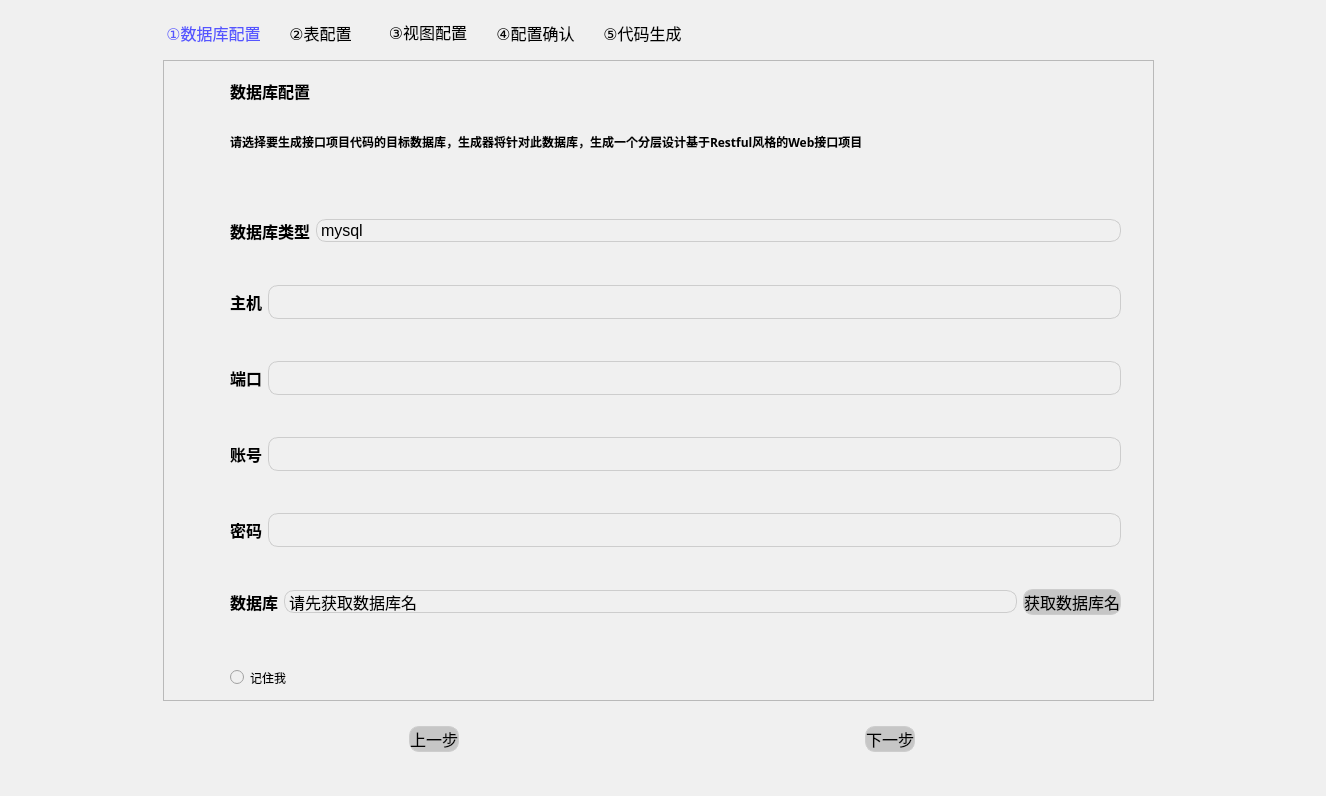
First picture: the form in app/ui/MainWindow.ui, repository ncepu-iDealStudio/Flask_RESTfulAPI_Codegen_Application, before the edit.
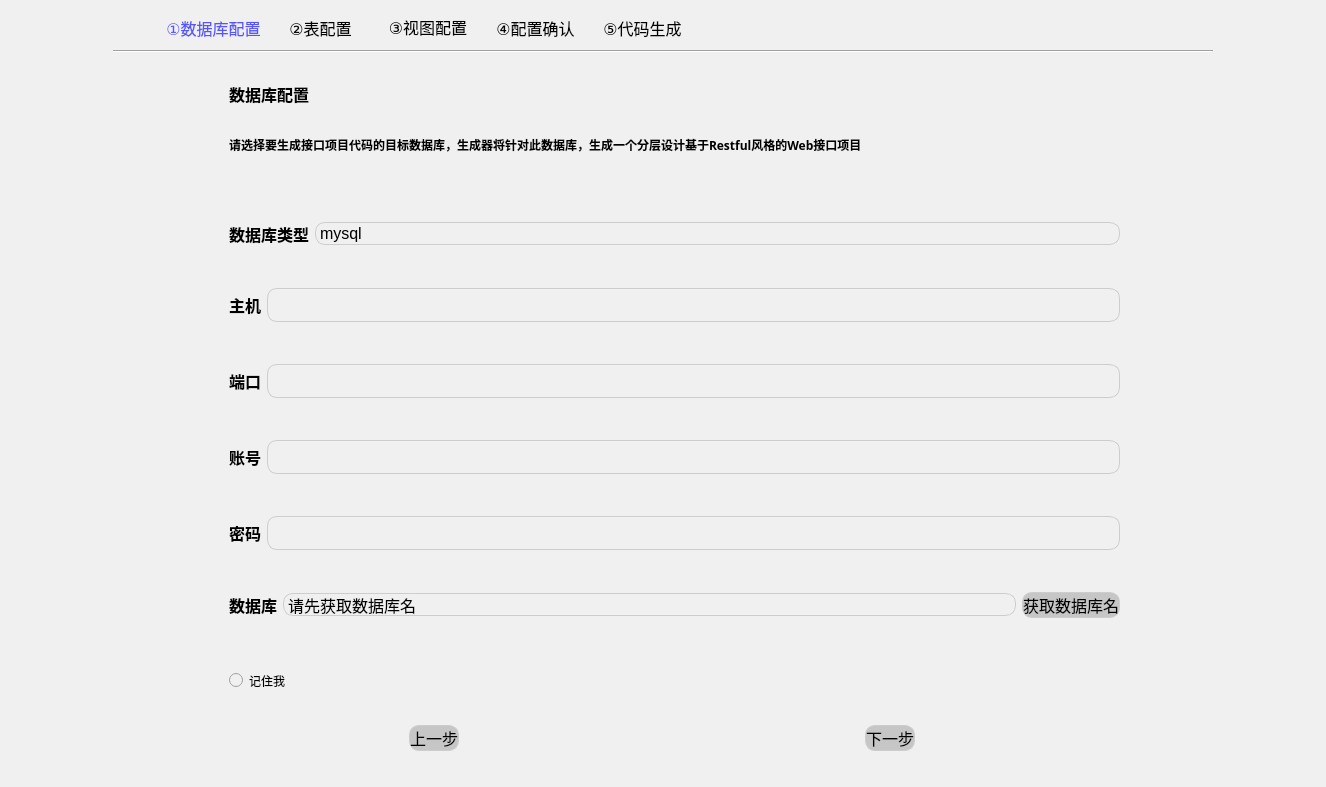
Second picture: the form after the edit. The open tabs and pages were chosen to show the change. Icons and pictures are not drawn.

Commit message: 界面美化

```diff
--- a/app/ui/MainWindow.ui
+++ b/app/ui/MainWindow.ui
@@ -7,7 +7,7 @@
     <x>0</x>
     <y>0</y>
     <width>1326</width>
-    <height>796</height>
+    <height>787</height>
    </rect>
   </property>
   <property name="windowTitle">
@@ -164,7 +164,7 @@
 </string>
   </property>
   <widget class="QWidget" name="centralwidget">
-   <layout class="QVBoxLayout" name="verticalLayout_3">
+   <layout class="QVBoxLayout" name="verticalLayout_3" stretch="1,0,0,1">
     <item>
      <layout class="QHBoxLayout" name="horizontalLayout_4">
       <item>
@@ -582,6 +582,35 @@
       </item>
      </layout>
     </item>
+    <item>
+     <layout class="QVBoxLayout" name="verticalLayout_12">
+      <item alignment="Qt::AlignHCenter">
+       <widget class="Line" name="main_line">
+        <property name="sizePolicy">
+         <sizepolicy hsizetype="Fixed" vsizetype="Fixed">
+          <horstretch>0</horstretch>
+          <verstretch>0</verstretch>
+         </sizepolicy>
+        </property>
+        <property name="minimumSize">
+         <size>
+          <width>1100</width>
+          <height>0</height>
+         </size>
+        </property>
+        <property name="maximumSize">
+         <size>
+          <width>1100</width>
+          <height>16777215</height>
+         </size>
+        </property>
+        <property name="orientation">
+         <enum>Qt::Horizontal</enum>
+        </property>
+       </widget>
+      </item>
+     </layout>
+    </item>
     <item>
      <layout class="QHBoxLayout" name="horizontalLayout_2">
       <item>
@@ -608,6 +637,9 @@
             <height>641</height>
            </rect>
           </property>
+          <property name="frameShape">
+           <enum>QFrame::NoFrame</enum>
+          </property>
           <property name="widgetResizable">
            <bool>true</bool>
           </property>
@@ -616,8 +648,8 @@
             <rect>
              <x>0</x>
              <y>0</y>
-             <width>989</width>
-             <height>639</height>
+             <width>991</width>
+             <height>641</height>
             </rect>
            </property>
            <widget class="QRadioButton" name="radioButton">
@@ -646,7 +678,6 @@
              <font>
               <family>Microsoft YaHei</family>
               <pointsize>12</pointsize>
-              <weight>75</weight>
               <bold>true</bold>
              </font>
             </property>
@@ -667,7 +698,6 @@
              <font>
               <family>Microsoft YaHei</family>
               <pointsize>12</pointsize>
-              <weight>75</weight>
               <bold>true</bold>
              </font>
             </property>
@@ -711,7 +741,6 @@
                   <font>
                    <family>Microsoft YaHei</family>
                    <pointsize>12</pointsize>
-                   <weight>75</weight>
                    <bold>true</bold>
                   </font>
                  </property>
@@ -745,7 +774,6 @@
                   <font>
                    <family>Microsoft YaHei</family>
                    <pointsize>12</pointsize>
-                   <weight>75</weight>
                    <bold>true</bold>
                   </font>
                  </property>
@@ -777,7 +805,6 @@
                   <font>
                    <family>Microsoft YaHei</family>
                    <pointsize>12</pointsize>
-                   <weight>75</weight>
                    <bold>true</bold>
                   </font>
                  </property>
@@ -803,7 +830,6 @@
                   <font>
                    <family>Microsoft YaHei</family>
                    <pointsize>12</pointsize>
-                   <weight>75</weight>
                    <bold>true</bold>
                   </font>
                  </property>
@@ -829,7 +855,6 @@
                   <font>
                    <family>Microsoft YaHei</family>
                    <pointsize>12</pointsize>
-                   <weight>75</weight>
                    <bold>true</bold>
                   </font>
                  </property>
@@ -867,7 +892,6 @@
                   <font>
                    <family>Microsoft YaHei</family>
                    <pointsize>12</pointsize>
-                   <weight>75</weight>
                    <bold>true</bold>
                   </font>
                  </property>
```
Left out of the diff: 46 changed lines with no effect on the pictures.
